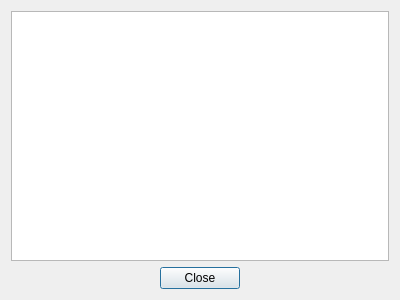
Old version of the form GestCollOnQt/GUI/MainWindow/aboutdialog.ui in the repository mirkoviviani76/gestcoll.
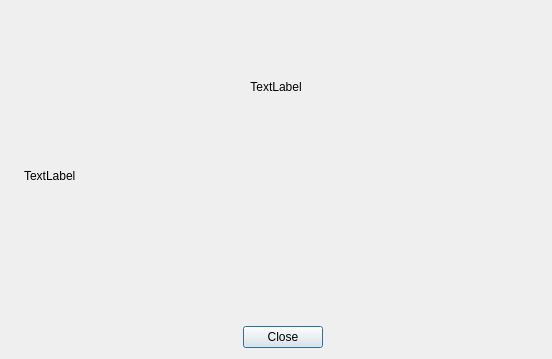
New version of the form. Icons and pictures are not drawn.

The edit to the form file:
```diff
--- a/GestCollOnQt/GUI/MainWindow/aboutdialog.ui
+++ b/GestCollOnQt/GUI/MainWindow/aboutdialog.ui
@@ -6,26 +6,15 @@
    <rect>
     <x>0</x>
     <y>0</y>
-    <width>400</width>
-    <height>300</height>
+    <width>552</width>
+    <height>359</height>
    </rect>
   </property>
   <property name="windowTitle">
    <string>About</string>
   </property>
-  <layout class="QVBoxLayout" name="verticalLayout">
-   <item>
-    <widget class="QTextBrowser" name="textBrowser">
-     <property name="html">
-      <string>&lt;!DOCTYPE HTML PUBLIC &quot;-//W3C//DTD HTML 4.0//EN&quot; &quot;http://www.w3.org/TR/REC-html40/strict.dtd&quot;&gt;
-&lt;html&gt;&lt;head&gt;&lt;meta name=&quot;qrichtext&quot; content=&quot;1&quot; /&gt;&lt;style type=&quot;text/css&quot;&gt;
-p, li { white-space: pre-wrap; }
-&lt;/style&gt;&lt;/head&gt;&lt;body style=&quot; font-family:'MS Shell Dlg 2'; font-size:8.25pt; font-weight:400; font-style:normal;&quot;&gt;
-&lt;p style=&quot;-qt-paragraph-type:empty; margin-top:0px; margin-bottom:0px; margin-left:0px; margin-right:0px; -qt-block-indent:0; text-indent:0px; font-size:8pt;&quot;&gt;&lt;/p&gt;&lt;/body&gt;&lt;/html&gt;</string>
-     </property>
-    </widget>
-   </item>
-   <item>
+  <layout class="QGridLayout" name="gridLayout">
+   <item row="2" column="1">
     <widget class="QDialogButtonBox" name="buttonBox">
      <property name="orientation">
       <enum>Qt::Horizontal</enum>
@@ -38,6 +27,36 @@
      </property>
     </widget>
    </item>
+   <item row="1" column="0" rowspan="2">
+    <widget class="QLabel" name="label">
+     <property name="text">
+      <string/>
+     </property>
+     <property name="pixmap">
+      <pixmap resource="../../resources/resources.qrc">:/img/SRI.png</pixmap>
+     </property>
+    </widget>
+   </item>
+   <item row="0" column="0" colspan="2">
+    <widget class="QLabel" name="title">
+     <property name="text">
+      <string>TextLabel</string>
+     </property>
+     <property name="alignment">
+      <set>Qt::AlignCenter</set>
+     </property>
+    </widget>
+   </item>
+   <item row="1" column="1">
+    <widget class="QLabel" name="text">
+     <property name="text">
+      <string>TextLabel</string>
+     </property>
+     <property name="alignment">
+      <set>Qt::AlignLeading|Qt::AlignLeft|Qt::AlignTop</set>
+     </property>
+    </widget>
+   </item>
   </layout>
  </widget>
  <resources/>
```
Left out of the diff: 4 changed lines with no effect on the pictures.
